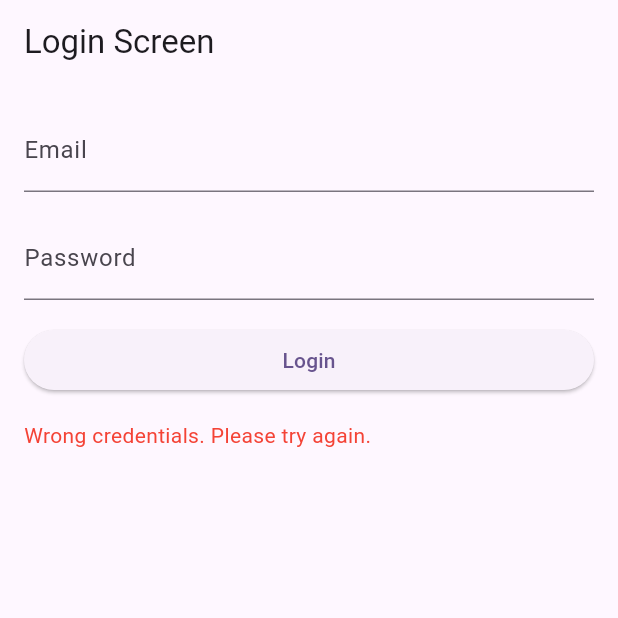
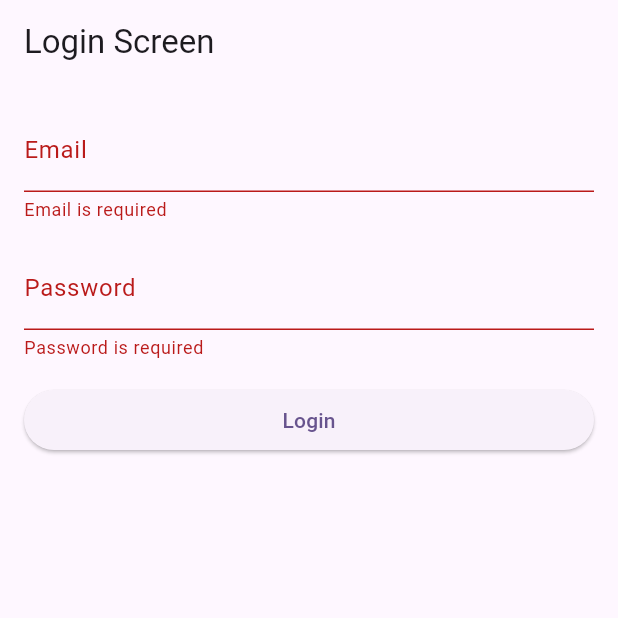
Before and after one commit to ppralas/biometrics_test, a Flutter app: the screen it shows after launch, after a tap on "Login", on a phone screen of 412 x 824 dp, the top half of it. Run offline on Flutter 3.47's test engine with Material 2 defaults, Android fonts, the light colour scheme and no system bars; our stand-ins replace flutter_secure_storage, local_auth.

Commit message:
Added password validator and created form

```diff
--- a/lib/presentation/login_page.dart
+++ b/lib/presentation/login_page.dart
@@ -34,11 +34,12 @@ class LoginPageState extends State<LoginPage> {
   final LocalAuthentication _localAuth = LocalAuthentication();
 
   final Map<String, String> _validCredentials = {
-    'user1@example.com': 'password1',
-    'user2@example.com': 'password2',
-    'user3@example.com': 'password3',
+    'user1@example.com': 'Password1',
+    'user2@example.com': 'Password2',
+    'user3@example.com': 'Password3',
   };
 
+  final _formKey = GlobalKey<FormState>();
   String _errorMessage = '';
 
   Future<bool> _authenticate() async {
@@ -60,6 +61,7 @@ class LoginPageState extends State<LoginPage> {
   }
 
   void _login() async {
+    if (_formKey.currentState!.validate()) {
       final enteredEmail = _emailController.text.trim();
       final enteredPassword = _passwordController.text.trim();
 
@@ -79,6 +81,7 @@ class LoginPageState extends State<LoginPage> {
         setState(() {
           _errorMessage = 'Wrong credentials. Please try again.';
         });
+      }
     }
   }
 
@@ -125,22 +128,30 @@ class LoginPageState extends State<LoginPage> {
       ),
       body: Padding(
         padding: const EdgeInsets.all(16.0),
+        child: Form(
+          key: _formKey,
           child: Column(
             crossAxisAlignment: CrossAxisAlignment.stretch,
             children: <Widget>[
-            TextField(
+              TextFormField(
                 controller: _emailController,
                 decoration: const InputDecoration(
                   labelText: 'Email',
                 ),
+                validator: (value) {
+                  return emailValidator(value);
+                },
               ),
               const SizedBox(height: 16.0),
-            TextField(
+              TextFormField(
                 controller: _passwordController,
                 decoration: const InputDecoration(
                   labelText: 'Password',
                 ),
                 obscureText: true,
+                validator: (value) {
+                  return passwordValidator(value);
+                },
               ),
               const SizedBox(height: 16.0),
               ElevatedButton(
@@ -158,6 +169,27 @@ class LoginPageState extends State<LoginPage> {
             ],
           ),
         ),
+      ),
     );
   }
+
+  String? emailValidator(String? value) {
+    if (value!.isEmpty) {
+      return 'Email is required';
+    } else if (!_validCredentials.containsKey(value)) {
+      return 'Invalid email';
     }
+    return null;
+  }
+
+  String? passwordValidator(String? value) {
+    if (value!.isEmpty) {
+      return 'Password is required';
+    } else if (value.length < 8) {
+      return 'Password must be at least 8 characters';
+    } else if (!value.contains(RegExp(r'[A-Z]'))) {
+      return 'Password must contain at least one uppercase letter';
+    }
+    return null;
+  }
+}
```
Lines whose indentation alone changed are shown as unchanged.
